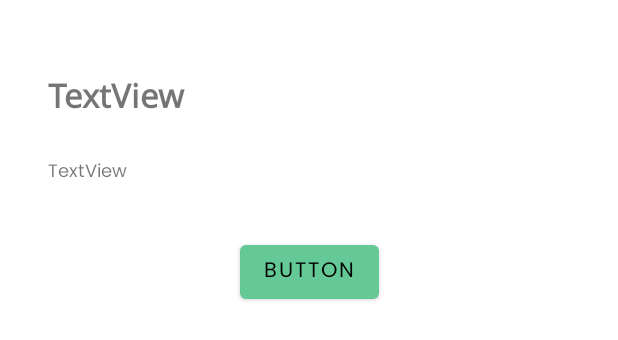
After one commit to sidharth1196/DressToLast, an Android app: the layout fragment_simple_dialog.xml on its own in the app's theme, with its tools: preview values and no code run, on a phone screen of 412 x 824 dp. The commit adds this screen. Shown: the top 340 px of the screen. Run offline under Robolectric (Android 15) with nearby library versions, the phone set to English and light mode, and no system bars; Roboto replaces fonts that are not available here.

Commit message:
added a simple dialog for "care for product = no"

```diff
--- /dev/null
+++ b/app/src/main/res/layout/fragment_simple_dialog.xml
@@ -0,0 +1,57 @@
+<?xml version="1.0" encoding="utf-8"?>
+<layout xmlns:android="http://schemas.android.com/apk/res/android"
+    xmlns:app="http://schemas.android.com/apk/res-auto"
+    xmlns:tools="http://schemas.android.com/tools">
+
+    <data>
+
+    </data>
+
+    <androidx.constraintlayout.widget.ConstraintLayout
+        android:layout_width="match_parent"
+        android:layout_height="wrap_content"
+        android:padding="16dp">
+
+        <TextView
+            android:id="@+id/tv_dialog_title"
+            android:layout_width="0dp"
+            android:layout_height="wrap_content"
+            android:layout_marginStart="16dp"
+            android:layout_marginTop="32dp"
+            android:layout_marginEnd="16dp"
+            android:fontFamily="@font/notosansregular"
+            android:text="TextView"
+            android:textSize="22sp"
+            android:textStyle="bold"
+            app:layout_constraintEnd_toEndOf="parent"
+            app:layout_constraintStart_toStartOf="parent"
+            app:layout_constraintTop_toTopOf="parent" />
+
+        <TextView
+            android:id="@+id/tv_body_dialog"
+            android:layout_width="0dp"
+            android:layout_height="wrap_content"
+            android:layout_marginStart="16dp"
+            android:layout_marginTop="24dp"
+            android:layout_marginEnd="16dp"
+            android:fontFamily="@font/poppinsregular"
+            android:text="TextView"
+            android:textSize="12sp"
+            app:layout_constraintEnd_toEndOf="parent"
+            app:layout_constraintHorizontal_bias="0.5"
+            app:layout_constraintStart_toStartOf="parent"
+            app:layout_constraintTop_toBottomOf="@+id/tv_dialog_title" />
+
+        <Button
+            android:id="@+id/btn_yes"
+            android:layout_width="wrap_content"
+            android:layout_height="wrap_content"
+            android:layout_marginTop="32dp"
+            android:fontFamily="@font/poppinsregular"
+            android:text="Button"
+            app:layout_constraintEnd_toEndOf="parent"
+            app:layout_constraintHorizontal_bias="0.5"
+            app:layout_constraintStart_toStartOf="parent"
+            app:layout_constraintTop_toBottomOf="@+id/tv_body_dialog" />
+    </androidx.constraintlayout.widget.ConstraintLayout>
+</layout>
--- a/app/src/main/res/navigation/nav_graph.xml
+++ b/app/src/main/res/navigation/nav_graph.xml
@@ -42,6 +42,11 @@
             app:popUpTo="@id/cameraFragment"
             app:popUpToInclusive="true"
             app:destination="@id/reviewQuestionsFragment" />
+        <action
+            android:id="@+id/action_cameraResultFragment_to_homeFragment"
+            app:popUpTo="@id/homeFragment"
+            app:popUpToInclusive="true"
+            app:destination="@id/homeFragment" />
     </fragment>
     <fragment
         android:id="@+id/reviewQuestionsFragment"
--- /dev/null
+++ b/app/src/main/res/values/dimens.xml
@@ -0,0 +1,4 @@
+<?xml version="1.0" encoding="utf-8"?>
+<resources>
+    <dimen name="padding_2">2dp</dimen>
+</resources>
```
Also changed, not shown: app/src/main/java/com/hackathon/dresstolast/ui/CameraResultFragment.kt (+13 -0 lines), app/src/main/java/com/hackathon/dresstolast/ui/widget/SimpleDialogFragment.kt (added, +58 -0 lines).
